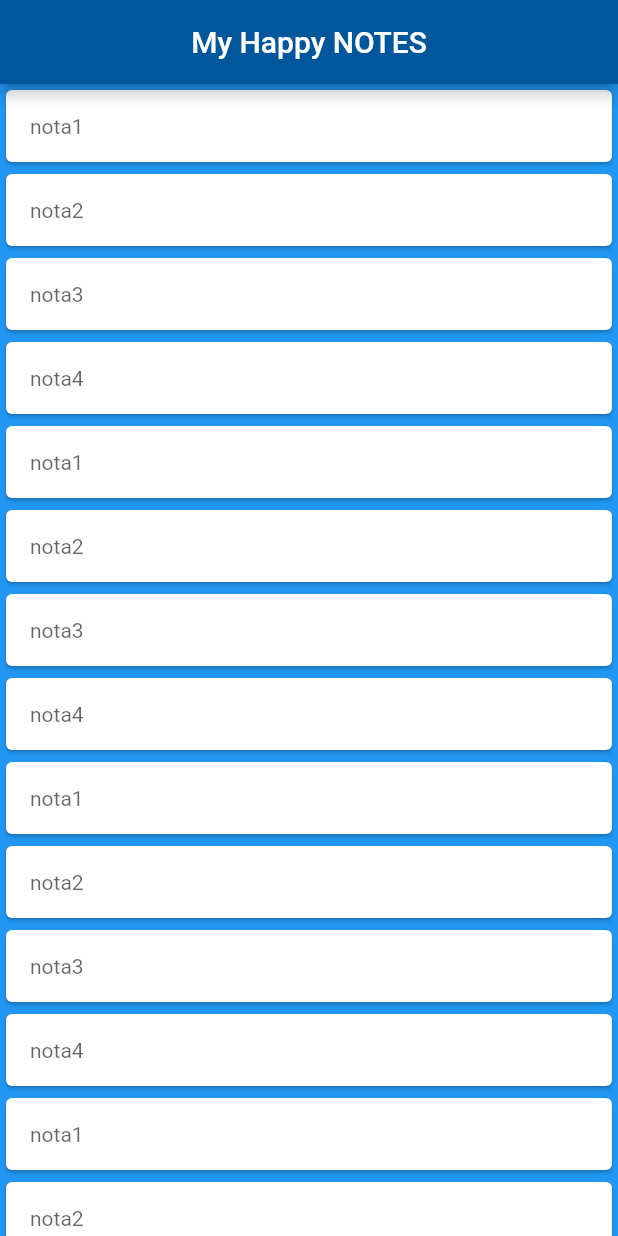
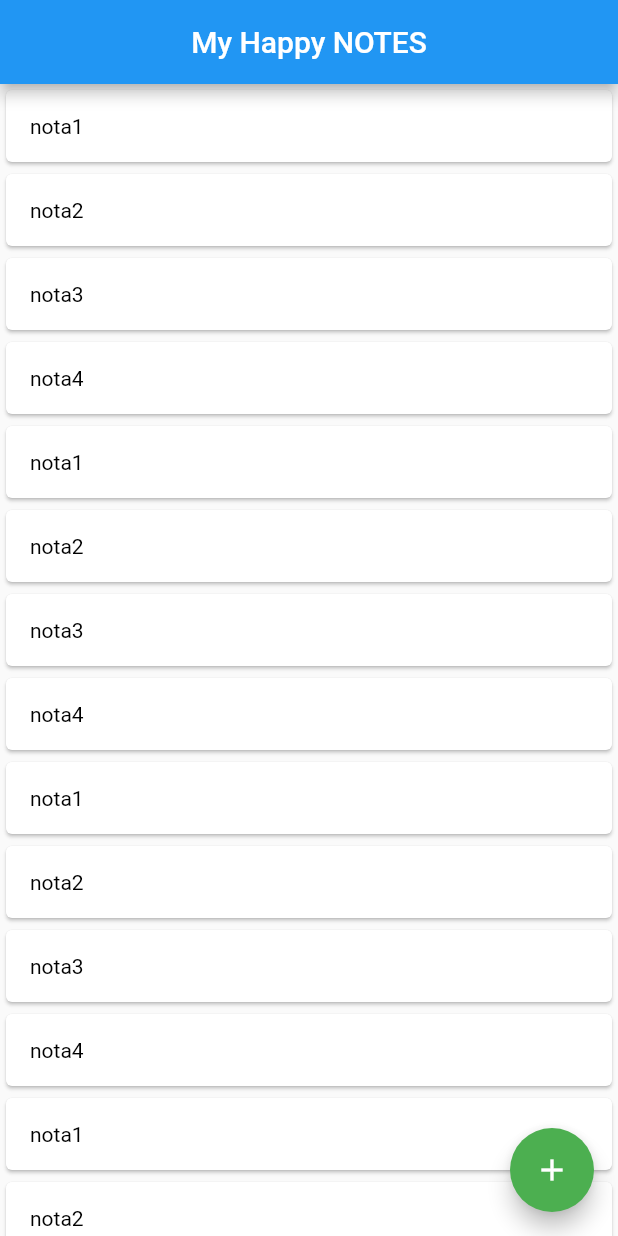
Before and after one commit to CosminDanielSolomon/MyNotes, a Flutter app: the screen it shows after launch, on a phone screen of 412 x 824 dp. Run offline on Flutter 3.47's test engine with Material 2 defaults, Android fonts, the phone set to English and light mode, and no system bars.

Commit message:
added theme

```diff
--- a/lib/main.dart
+++ b/lib/main.dart
@@ -1,3 +1,5 @@
+import 'dart:ui';
+
 import 'package:flutter/material.dart';
 
 import './notesItemCard.dart';
@@ -10,7 +12,32 @@ class NotesList extends StatelessWidget {
   @override
   Widget build(BuildContext context) {
     const appTitle = "My Happy NOTES";
-    const notesTitle = [
+
+    return MaterialApp(
+        theme: ThemeData(
+          // Define the default brightness and colors.
+          // brightness: Brightness.dark,
+          primaryColor: Colors.blue, //Color(0xffb3e5fc),
+          accentColor: Colors.green, //Color(0xff66bb6a),
+
+          // Define the default font family.
+          // fontFamily: 'Georgia',
+
+          // Define the default TextTheme. Use this to specify the default
+          // text styling for headlines, titles, bodies of text, and more.
+          // textTheme: TextTheme(
+          //   headline1: TextStyle(fontSize: 72.0, fontWeight: FontWeight.bold),
+          //   headline6: TextStyle(fontSize: 36.0, fontStyle: FontStyle.italic),
+          //   bodyText2: TextStyle(fontSize: 14.0, fontFamily: 'Hind'),
+          // ),
+        ),
+        home: MyHomePage(title: appTitle));
+  }
+}
+
+class MyHomePage extends StatelessWidget {
+  final String title;
+  final notesTitle = [
     "nota1",
     "nota2",
     "nota3",
@@ -61,13 +88,19 @@ class NotesList extends StatelessWidget {
     "nota4"
   ];
 
-    return MaterialApp(
-      home: Scaffold(
+  MyHomePage({Key key, @required this.title}) : super(key: key);
+
+  @override
+  Widget build(BuildContext context) {
+    return Scaffold(
       // Implements the basic material design visual layout structure.
       appBar: AppBar(
-          title: Text(appTitle),
+        title: Text(
+          title,
+          // style: TextStyle(color: Theme.of(context).accentColor),
+        ),
         centerTitle: true,
-          backgroundColor: Colors.lightBlue[900],
+        backgroundColor: Theme.of(context).primaryColor,
       ),
       body: Container(
         width: double.infinity,
@@ -79,7 +112,10 @@ class NotesList extends StatelessWidget {
           ],
         ),
       ),
-        backgroundColor: Colors.blue,
+      // backgroundColor: Colors.yellow,
+      floatingActionButton: FloatingActionButton(
+        child: const Icon(Icons.add),
+        onPressed: () {},
       ),
     );
   }
--- a/lib/notesItemCard.dart
+++ b/lib/notesItemCard.dart
@@ -12,9 +12,10 @@ class NotesItemCard extends StatelessWidget {
         padding: const EdgeInsets.all(16.0),
         child: Text(
           title,
-          style: TextStyle(color: Colors.black.withOpacity(0.6)),
+          style: TextStyle(color: Colors.black),
         ),
       ),
+      // color: Theme.of(context).primaryColor,
     );
   }
 }
```
Lines whose indentation alone changed are shown as unchanged.
